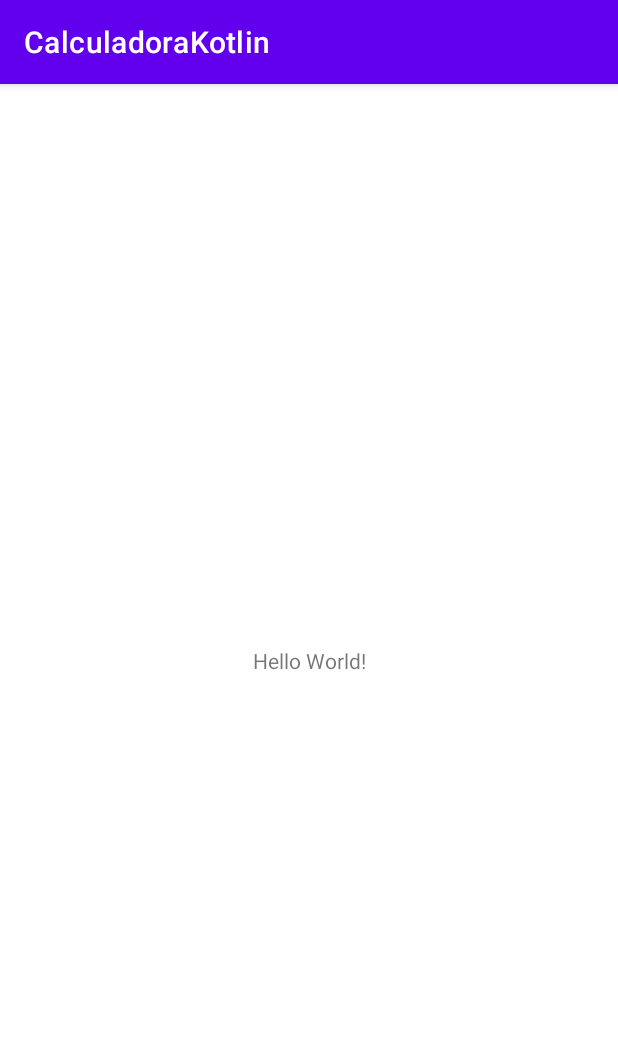
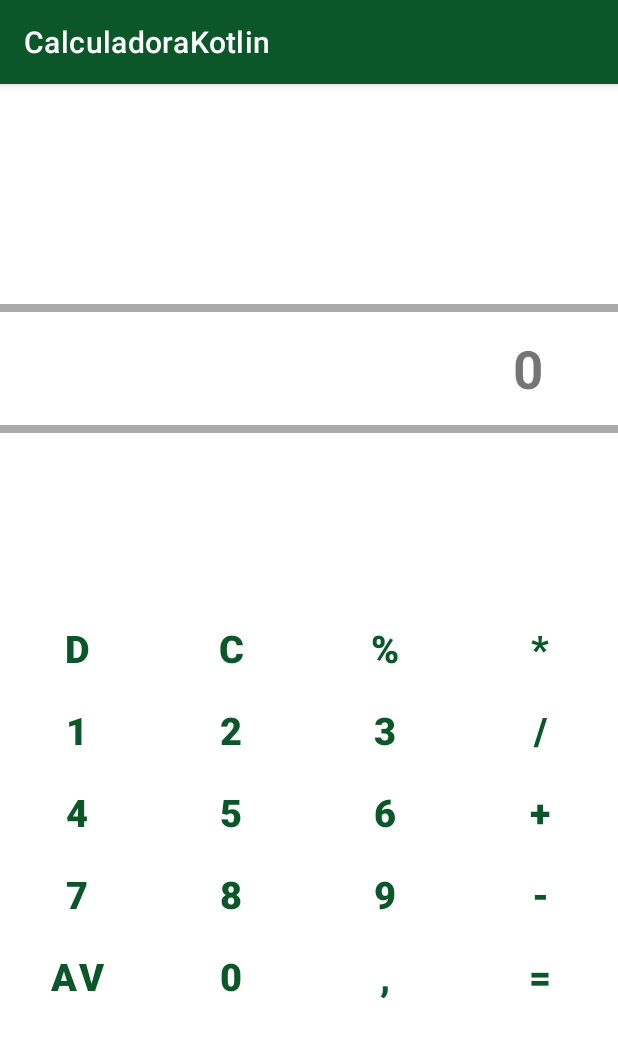
Before and after one commit to JoseRodrimart/CalculadoraKotlin, an Android app: the screen it shows after launch (MainActivity), on a phone screen of 412 x 824 dp. Shown: the top 1038 px of the screen. Run offline under Robolectric (Android 15) with nearby library versions, the phone set to English and light mode, and no system bars.

Commit message:
diseño creado

```diff
--- a/app/src/main/java/com/example/calculadorakotlin/MainActivity.kt
+++ b/app/src/main/java/com/example/calculadorakotlin/MainActivity.kt
@@ -2,10 +2,29 @@ package com.example.calculadorakotlin
 
 import androidx.appcompat.app.AppCompatActivity
 import android.os.Bundle
+import android.util.Log
+import android.view.View
+import android.view.View.OnClickListener
+import android.widget.Button
+import android.widget.TextView
 
-class MainActivity : AppCompatActivity() {
+class MainActivity : AppCompatActivity(), OnClickListener {
     override fun onCreate(savedInstanceState: Bundle?) {
         super.onCreate(savedInstanceState)
-        setContentView(R.layout.activity_main)
+        setContentView(R.layout.calculadora_basica)
+        val boton0: Button = findViewById(R.id.num0)
+        boton0.setOnClickListener { Log.w("hola","hola") }
     }
+
+    override fun onClick(v: View?) {
+        when(v?.id) {
+            R.id.num1 -> {/* do your code */}
+            else -> {Log.w("boton","1")}
+        }
+    }
+//    override fun onClick(v: View?) {
+////        val texto: TextView = findViewById<TextView>(R.id.resultado)
+//        Log.d("Boton Pulsado",v?.tag.toString())
+//        //texto.text = v?.tag.toString()
+//    }
 }
--- a/app/src/main/res/layout/activity_main.xml
+++ /dev/null
@@ -1,18 +0,0 @@
-<?xml version="1.0" encoding="utf-8"?>
-<androidx.constraintlayout.widget.ConstraintLayout xmlns:android="http://schemas.android.com/apk/res/android"
-        xmlns:tools="http://schemas.android.com/tools"
-        xmlns:app="http://schemas.android.com/apk/res-auto"
-        android:layout_width="match_parent"
-        android:layout_height="match_parent"
-        tools:context=".MainActivity">
-
-    <TextView
-            android:layout_width="wrap_content"
-            android:layout_height="wrap_content"
-            android:text="Hello World!"
-            app:layout_constraintBottom_toBottomOf="parent"
-            app:layout_constraintLeft_toLeftOf="parent"
-            app:layout_constraintRight_toRightOf="parent"
-            app:layout_constraintTop_toTopOf="parent" />
-
-</androidx.constraintlayout.widget.ConstraintLayout>
--- /dev/null
+++ b/app/src/main/res/layout/calculadora_basica.xml
@@ -0,0 +1,297 @@
+<?xml version="1.0" encoding="utf-8"?>
+<androidx.constraintlayout.widget.ConstraintLayout xmlns:android="http://schemas.android.com/apk/res/android"
+        xmlns:app="http://schemas.android.com/apk/res-auto"
+        xmlns:tools="http://schemas.android.com/tools"
+        android:layout_width="match_parent"
+        android:layout_height="match_parent">
+
+    <LinearLayout
+            android:orientation="vertical"
+            android:layout_width="match_parent"
+            android:layout_height="wrap_content"
+            app:layout_constraintStart_toStartOf="parent"
+            app:layout_constraintHorizontal_bias="0.5"
+            app:layout_constraintEnd_toEndOf="parent"
+            app:layout_constraintBottom_toBottomOf="parent"
+            app:layout_constraintTop_toTopOf="parent">
+
+        <View
+                android:layout_width="match_parent"
+                android:layout_height="5dp"
+                android:background="@android:color/darker_gray" />
+
+        <TextView
+                android:text="0"
+                android:layout_width="match_parent"
+                android:layout_height="75dp"
+                android:id="@+id/resultado"
+                style="resultado"
+                android:textAlignment="viewEnd"
+                android:gravity="center"
+                android:paddingEnd="50dp"
+                android:textSize="35sp"
+                android:textStyle="bold"
+                tools:ignore="RtlCompat" />
+
+        <View
+                android:layout_width="match_parent"
+                android:layout_height="5dp"
+                android:background="@android:color/darker_gray" />
+
+        <Space
+                android:layout_width="match_parent"
+                android:layout_height="116dp" />
+
+        <LinearLayout
+                android:orientation="vertical"
+                android:layout_width="match_parent"
+                android:layout_height="wrap_content"
+                android:id="@+id/linearLayout">
+
+            <LinearLayout
+                    android:orientation="horizontal"
+                    android:layout_width="match_parent"
+                    android:layout_height="wrap_content">
+
+                <Button
+                        android:text="d"
+                        android:layout_width="0dp"
+                        android:layout_height="wrap_content"
+                        android:id="@+id/borra"
+                        style="?android:attr/buttonBarButtonStyle"
+                        android:layout_weight="1"
+                        android:textSize="25sp"
+                        android:textStyle="bold" />
+
+                <Button
+                        android:text="C"
+                        android:layout_width="0dp"
+                        android:layout_height="wrap_content"
+                        android:id="@+id/limpia"
+                        style="?android:attr/buttonBarButtonStyle"
+                        android:layout_weight="1"
+                        android:textSize="25sp"
+                        android:textStyle="bold" />
+
+                <Button
+                        android:text="%"
+                        android:layout_width="0dp"
+                        android:layout_height="wrap_content"
+                        android:id="@+id/porcentaje"
+                        style="?android:attr/buttonBarButtonStyle"
+                        android:layout_weight="1"
+                        android:textSize="25sp"
+                        android:textStyle="bold" />
+
+                <Button
+                        android:text="*"
+                        android:layout_width="0dp"
+                        android:layout_height="wrap_content"
+                        android:id="@+id/multiplica"
+                        style="?android:attr/buttonBarButtonStyle"
+                        android:layout_weight="1"
+                        android:textSize="25sp"
+                        android:textStyle="bold" />
+            </LinearLayout>
+
+            <LinearLayout
+                    android:orientation="horizontal"
+                    android:layout_width="match_parent"
+                    android:layout_height="wrap_content">
+
+                <Button
+                        android:text="1"
+                        android:layout_width="0dp"
+                        android:layout_height="wrap_content"
+                        android:id="@+id/num1"
+                        style="?android:attr/buttonBarButtonStyle"
+                        android:layout_weight="1"
+                        android:textSize="25sp"
+                        android:textStyle="bold"
+                        android:tag="1" />
+
+                <Button
+                        android:text="2"
+                        android:layout_width="0dp"
+                        android:layout_height="wrap_content"
+                        android:id="@+id/num2"
+                        style="?android:attr/buttonBarButtonStyle"
+                        android:layout_weight="1"
+                        android:textSize="25sp"
+                        android:textStyle="bold"
+                        android:tag="2" />
+
+                <Button
+                        android:text="3"
+                        android:layout_width="0dp"
+                        android:layout_height="wrap_content"
+                        android:id="@+id/num3"
+                        style="?android:attr/buttonBarButtonStyle"
+                        android:layout_weight="1"
+                        android:textSize="25sp"
+                        android:textStyle="bold"
+                        android:tag="3" />
+
+                <Button
+                        android:text="/"
+                        android:layout_width="0dp"
+                        android:layout_height="wrap_content"
+                        android:id="@+id/divide"
+                        style="?android:attr/buttonBarButtonStyle"
+                        android:layout_weight="1"
+                        android:textSize="25sp"
+                        android:textStyle="bold" />
+            </LinearLayout>
+
+            <LinearLayout
+                    android:orientation="horizontal"
+                    android:layout_width="match_parent"
+                    android:layout_height="wrap_content">
+
+                <Button
+                        android:text="4"
+                        android:layout_width="0dp"
+                        android:layout_height="wrap_content"
+                        android:id="@+id/num4"
+                        style="?android:attr/buttonBarButtonStyle"
+                        android:layout_weight="1"
+                        android:textSize="25sp"
+                        android:textStyle="bold"
+                        android:tag="4" />
+
+                <Button
+                        android:text="5"
+                        android:layout_width="0dp"
+                        android:layout_height="wrap_content"
+                        android:id="@+id/num5"
+                        style="?android:attr/buttonBarButtonStyle"
+                        android:layout_weight="1"
+                        android:textSize="25sp"
+                        android:textStyle="bold"
+                        android:tag="5" />
+
+                <Button
+                        android:text="6"
+                        android:layout_width="0dp"
+                        android:layout_height="wrap_content"
+                        android:id="@+id/num6"
+                        style="?android:attr/buttonBarButtonStyle"
+                        android:layout_weight="1"
+                        android:textSize="25sp"
+                        android:textStyle="bold"
+                        android:tag="6" />
+
+                <Button
+                        android:text="+"
+                        android:layout_width="0dp"
+                        android:layout_height="wrap_content"
+                        android:id="@+id/mas"
+                        style="?android:attr/buttonBarButtonStyle"
+                        android:layout_weight="1"
+                        android:textSize="25sp"
+                        android:textStyle="bold" />
+
+            </LinearLayout>
+
+            <LinearLayout
+                    android:orientation="horizontal"
+                    android:layout_width="match_parent"
+                    android:layout_height="wrap_content">
+
+                <Button
+                        android:text="7"
+                        android:layout_width="0dp"
+                        android:layout_height="wrap_content"
+                        android:id="@+id/num7"
+                        style="?android:attr/buttonBarButtonStyle"
+                        android:layout_weight="1"
+                        android:textSize="25sp"
+                        android:textStyle="bold"
+                        android:tag="7" />
+
+                <Button
+                        android:text="8"
+                        android:layout_width="0dp"
+                        android:layout_height="wrap_content"
+                        android:id="@+id/num8"
+                        style="?android:attr/buttonBarButtonStyle"
+                        android:layout_weight="1"
+                        android:textSize="25sp"
+                        android:textStyle="bold"
+                        android:tag="8" />
+
+                <Button
+                        android:text="9"
+                        android:layout_width="0dp"
+                        android:layout_height="wrap_content"
+                        android:id="@+id/num9"
+                        style="?android:attr/buttonBarButtonStyle"
+                        android:layout_weight="1"
+                        android:textSize="25sp"
+                        android:textStyle="bold"
+                        android:tag="9" />
+
+                <Button
+                        android:text="-"
+                        android:layout_width="0dp"
+                        android:layout_height="wrap_content"
+                        android:id="@+id/menos"
+                        style="?android:attr/buttonBarButtonStyle"
+                        android:layout_weight="1"
+                        android:textSize="25sp"
+                        android:textStyle="bold" />
+            </LinearLayout>
+
+            <LinearLayout
+                    android:orientation="horizontal"
+                    android:layout_width="match_parent"
+                    android:layout_height="wrap_content">
+
+                <Button
+                        android:text="AV"
+                        android:layout_width="0dp"
+                        android:layout_height="wrap_content"
+                        android:id="@+id/avanzado"
+                        style="?android:attr/buttonBarButtonStyle"
+                        android:layout_weight="1"
+                        android:textSize="25sp"
+                        android:textStyle="bold" />
+
+                <Button
+                        android:text="0"
+                        android:layout_width="0dp"
+                        android:layout_height="wrap_content"
+                        android:id="@+id/num0"
+                        style="?android:attr/buttonBarButtonStyle"
+                        android:layout_weight="1"
+                        android:textSize="25sp"
+                        android:textStyle="bold"
+                        android:tag="0" />
+
+                <Button
+                        android:text=","
+                        android:layout_width="0dp"
+                        android:layout_height="wrap_content"
+                        android:id="@+id/coma"
+                        style="?android:attr/buttonBarButtonStyle"
+                        android:layout_weight="1"
+                        android:textSize="25sp"
+                        android:textStyle="bold"
+                        android:tag="," />
+
+                <Button
+                        android:text="="
+                        android:layout_width="0dp"
+                        android:layout_height="wrap_content"
+                        android:id="@+id/igual"
+                        style="?android:attr/buttonBarButtonStyle"
+                        android:layout_weight="1"
+                        android:textSize="25sp"
+                        android:textStyle="bold" />
+            </LinearLayout>
+
+        </LinearLayout>
+
+    </LinearLayout>
+
+</androidx.constraintlayout.widget.ConstraintLayout>
--- /dev/null
+++ b/app/src/main/res/values/EstiloTexto.xml
@@ -0,0 +1,2 @@
+<?xml version="1.0" encoding="utf-8"?>
+<resources></resources>
--- a/app/src/main/res/values/colors.xml
+++ b/app/src/main/res/values/colors.xml
@@ -1,5 +1,9 @@
 <?xml version="1.0" encoding="utf-8"?>
 <resources>
+    <color name="colorPrimary">#0C572A</color>
+    <color name="colorPrimaryDark">#388E3C</color>
+    <color name="colorAccent">#8BC34A</color>
+    <color name="colorBackground">#D3D3D3</color>
     <color name="purple_200">#FFBB86FC</color>
     <color name="purple_500">#FF6200EE</color>
     <color name="purple_700">#FF3700B3</color>
--- a/app/src/main/res/values/strings.xml
+++ b/app/src/main/res/values/strings.xml
@@ -1,3 +1,4 @@
 <resources>
     <string name="app_name">CalculadoraKotlin</string>
+    <string name="PiValue">3.141592653</string>
 </resources>
--- a/app/src/main/res/values/themes.xml
+++ b/app/src/main/res/values/themes.xml
@@ -2,8 +2,8 @@
     <!-- Base application theme. -->
     <style name="Theme.CalculadoraKotlin" parent="Theme.MaterialComponents.DayNight.DarkActionBar">
         <!-- Primary brand color. -->
-        <item name="colorPrimary">@color/purple_500</item>
-        <item name="colorPrimaryVariant">@color/purple_700</item>
+        <item name="colorPrimary">@color/colorPrimary</item>
+        <item name="colorPrimaryVariant">@color/colorPrimaryDark</item>
         <item name="colorOnPrimary">@color/white</item>
         <!-- Secondary brand color. -->
         <item name="colorSecondary">@color/teal_200</item>
```
